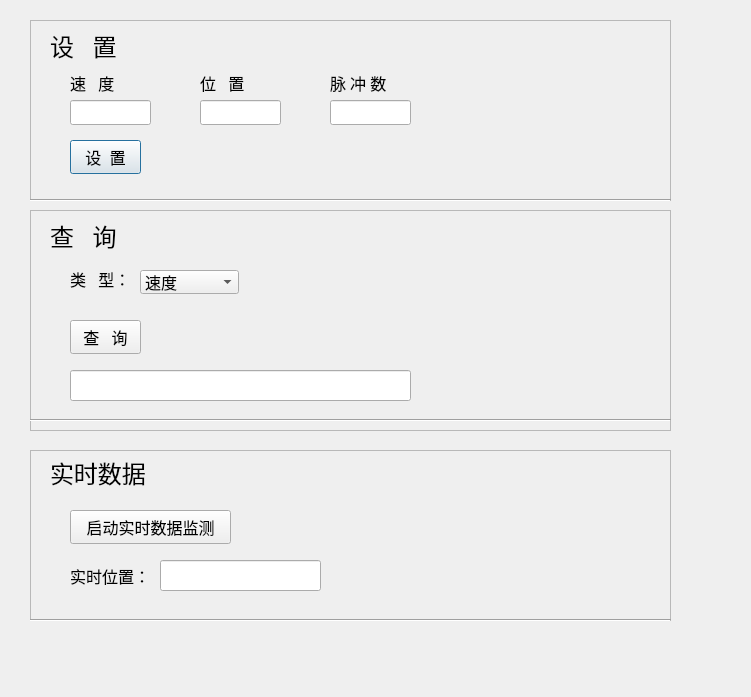
Qt form ui/dailog.ui (liyixiang19/TSN_Master) before a commit.
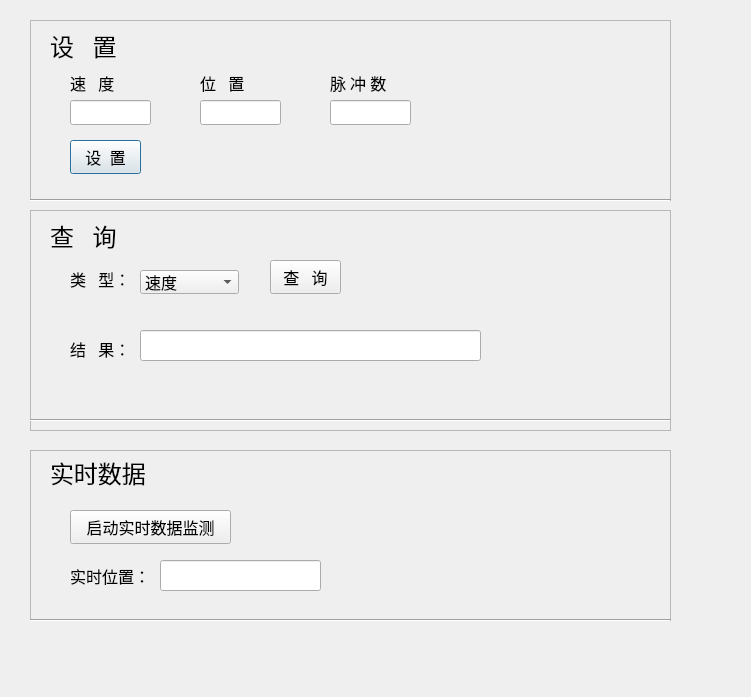
The same form after that commit.

Commit message: finish real time data section

Patch:
```diff
--- a/ui/dailog.ui
+++ b/ui/dailog.ui
@@ -185,8 +185,8 @@
    <widget class="QPushButton" name="query_button">
     <property name="geometry">
      <rect>
-      <x>40</x>
-      <y>110</y>
+      <x>240</x>
+      <y>50</y>
       <width>71</width>
       <height>34</height>
      </rect>
@@ -204,8 +204,8 @@
    <widget class="QLineEdit" name="query_result_data">
     <property name="geometry">
      <rect>
-      <x>40</x>
-      <y>160</y>
+      <x>110</x>
+      <y>120</y>
       <width>341</width>
       <height>31</height>
      </rect>
@@ -299,6 +299,25 @@
      <enum>Qt::Horizontal</enum>
     </property>
    </widget>
+   <widget class="QLabel" name="label_9">
+    <property name="geometry">
+     <rect>
+      <x>40</x>
+      <y>130</y>
+      <width>61</width>
+      <height>18</height>
+     </rect>
+    </property>
+    <property name="font">
+     <font>
+      <family>Agency FB</family>
+      <pointsize>12</pointsize>
+     </font>
+    </property>
+    <property name="text">
+     <string>结   果：</string>
+    </property>
+   </widget>
   </widget>
   <widget class="QFrame" name="frame_3">
    <property name="geometry">
```
The commit also changes 2 other files.
